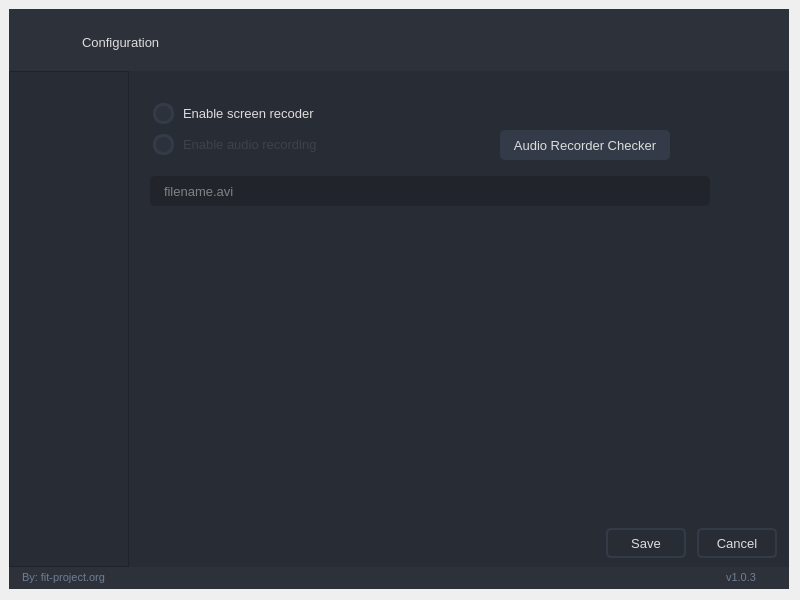
This is ui/configuration/configuration.ui in fit-project/fit as Qt 5 draws it before an edit. The edited form follows.
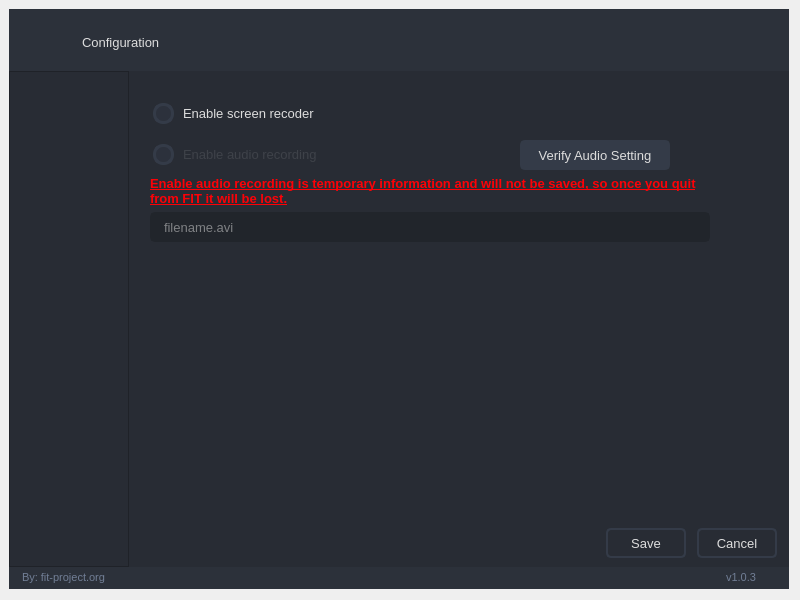
This is the edited form. Icons and pictures are not drawn.

Commit message: enable audio recorder implementation

Diff of the .ui file:
```diff
--- a/ui/configuration/configuration.ui
+++ b/ui/configuration/configuration.ui
@@ -2135,6 +2135,30 @@
                            </layout>
                           </item>
                           <item>
+                           <spacer name="screen_recorder_top_vertical_spacer">
+                            <property name="orientation">
+                             <enum>Qt::Vertical</enum>
+                            </property>
+                            <property name="sizeType">
+                             <enum>QSizePolicy::Fixed</enum>
+                            </property>
+                            <property name="sizeHint" stdset="0">
+                             <size>
+                              <width>20</width>
+                              <height>10</height>
+                             </size>
+                            </property>
+                           </spacer>
+                          </item>
+                          <item>
+                           <layout class="QVBoxLayout" name="verticalLayout_5">
+                            <property name="topMargin">
+                             <number>0</number>
+                            </property>
+                            <property name="bottomMargin">
+                             <number>0</number>
+                            </property>
+                            <item>
                            <layout class="QHBoxLayout" name="horizontalLayout_9">
                             <property name="bottomMargin">
                              <number>0</number>
@@ -2172,7 +2196,7 @@
                               </property>
                               <property name="minimumSize">
                                <size>
-                                <width>170</width>
+                                  <width>150</width>
                                 <height>30</height>
                                </size>
                               </property>
@@ -2186,7 +2210,7 @@
 QPushButton::disabled {background-color: rgb(52, 59, 72); color: rgba(255, 255, 255, 10%) }</string>
                               </property>
                               <property name="text">
-                               <string>Audio Recorder Checker</string>
+                                 <string>Verify Audio Setting</string>
                               </property>
                              </widget>
                             </item>
@@ -2209,20 +2233,22 @@
                            </layout>
                           </item>
                           <item>
-                           <spacer name="screen_recorder_top_vertical_spacer">
-                            <property name="orientation">
-                             <enum>Qt::Vertical</enum>
-                            </property>
-                            <property name="sizeType">
-                             <enum>QSizePolicy::Fixed</enum>
-                            </property>
-                            <property name="sizeHint" stdset="0">
-                             <size>
-                              <width>20</width>
-                              <height>10</height>
-                             </size>
-                            </property>
-                           </spacer>
+                             <widget class="QLabel" name="temporary_msg">
+                              <property name="text">
+                               <string>&lt;html&gt;&lt;head/&gt;&lt;body&gt;&lt;p&gt;&lt;span style=&quot; font-weight:600; text-decoration: underline; color:#fc0107;&quot;&gt;Enable audio recording is temporary information and will not be saved, so once you quit from FIT it will be lost.&lt;/span&gt;&lt;span style=&quot; color:#fc0107;&quot;/&gt;&lt;/p&gt;&lt;/body&gt;&lt;/html&gt;</string>
+                              </property>
+                              <property name="alignment">
+                               <set>Qt::AlignLeading|Qt::AlignLeft|Qt::AlignVCenter</set>
+                              </property>
+                              <property name="wordWrap">
+                               <bool>true</bool>
+                              </property>
+                              <property name="margin">
+                               <number>0</number>
+                              </property>
+                             </widget>
+                            </item>
+                           </layout>
                           </item>
                           <item>
                            <widget class="QLineEdit" name="screen_recorder_filename">
@@ -2240,38 +2266,6 @@
                             </property>
                            </widget>
                           </item>
-                          <item>
-                           <layout class="QHBoxLayout" name="select_screen_window_container">
-                            <property name="spacing">
-                             <number>10</number>
-                            </property>
-                            <property name="sizeConstraint">
-                             <enum>QLayout::SetDefaultConstraint</enum>
-                            </property>
-                            <property name="leftMargin">
-                             <number>0</number>
-                            </property>
-                            <property name="topMargin">
-                             <number>10</number>
-                            </property>
-                            <property name="bottomMargin">
-                             <number>0</number>
-                            </property>
-                            <item>
-                             <spacer name="select_screen_window_spacer">
-                              <property name="orientation">
-                               <enum>Qt::Horizontal</enum>
-                              </property>
-                              <property name="sizeHint" stdset="0">
-                               <size>
-                                <width>5</width>
-                                <height>20</height>
-                               </size>
-                              </property>
-                             </spacer>
-                            </item>
-                           </layout>
-                          </item>
                           <item>
                            <spacer name="screen_recorder_bottom_vertical_spacer">
                             <property name="orientation">
```
Left out of the diff: 2 changed lines with no effect on the pictures. Lines whose indentation alone changed are shown as unchanged. The commit also changes 12 other files.
